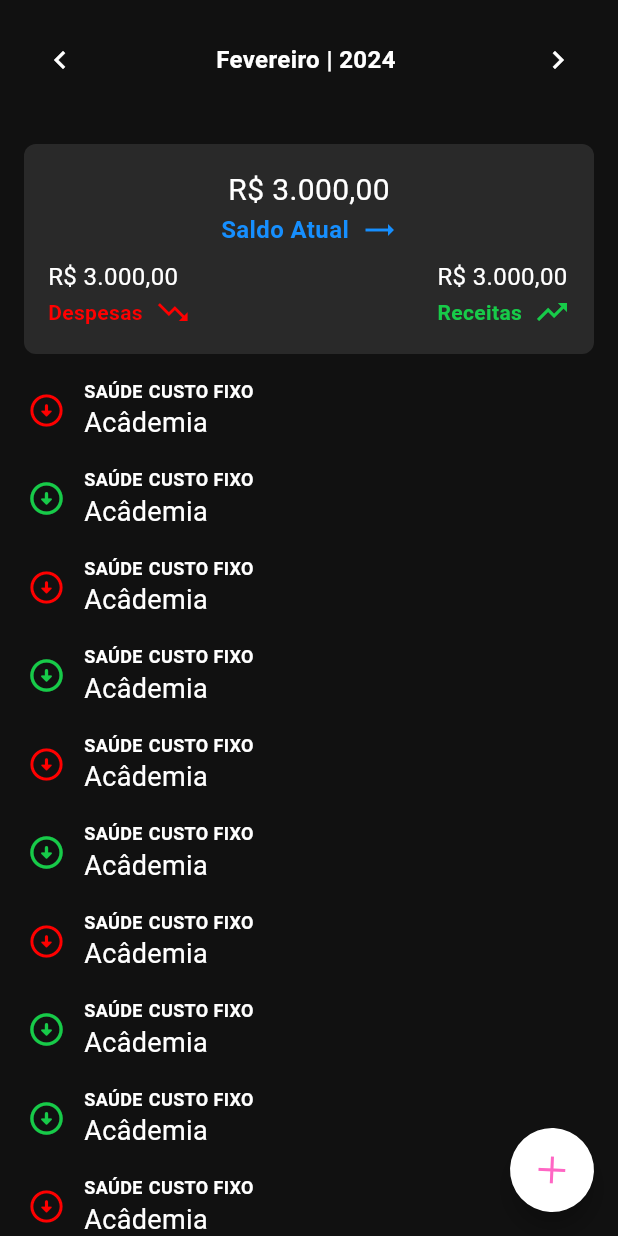
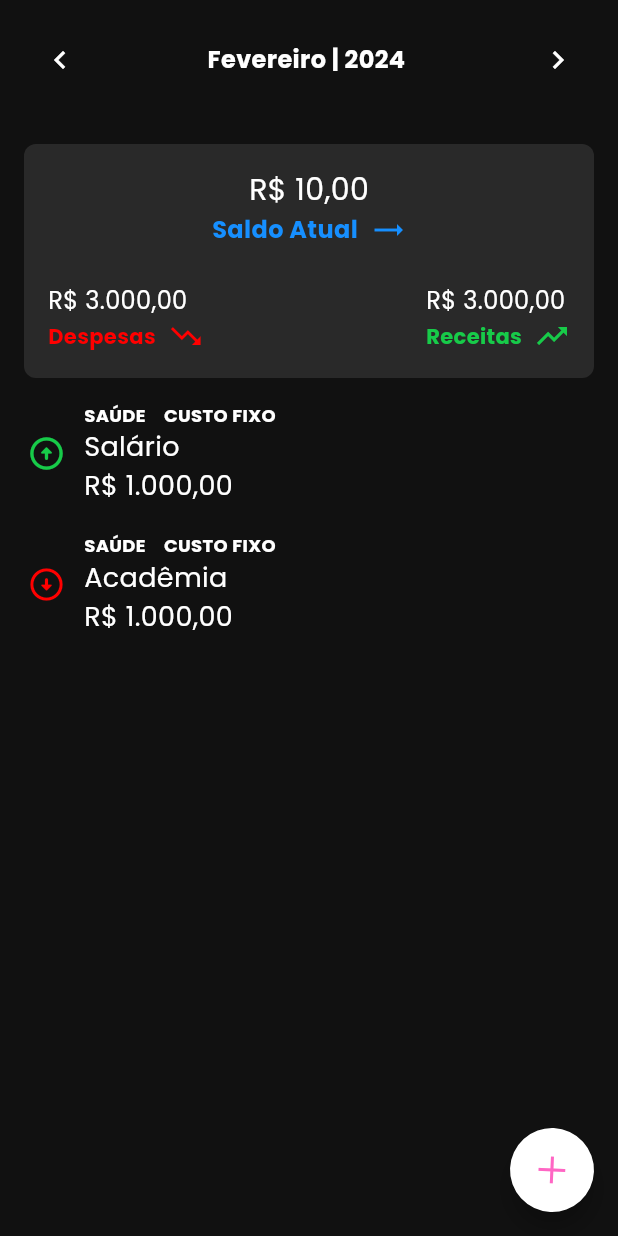
Before and after one commit to youngNyvek/simple-plan, a Flutter app: the screen it shows after launch, on a phone screen of 412 x 824 dp. Run offline on Flutter 3.47's test engine with Material 3 defaults, Android fonts, the phone set to English and light mode, and no system bars; our stand-ins replace google_fonts.

Commit message:
feat: defining entities and cash flow layout improvement

```diff
--- /dev/null
+++ b/lib/db/entities/cash_flow.dart
@@ -0,0 +1,42 @@
+class CashFlow {
+  final int? id;
+  final String description;
+  final double value;
+  final DateTime startDate;
+  final int occurrence;
+  final DateTime? finishDate;
+  final int? parcel;
+  final int? firstParcelId;
+  final String monthlyPlanId;
+
+  const CashFlow({
+    this.id,
+    required this.description,
+    required this.value,
+    required this.startDate,
+    required this.occurrence,
+    this.finishDate,
+    this.parcel,
+    this.firstParcelId,
+    required this.monthlyPlanId,
+  });
+
+  Map<String, Object?> toMap() {
+    return {
+      'id': id,
+      'description': description,
+      'value': value,
+      'startDate': startDate,
+      'occurrence': occurrence,
+      'finishDate': finishDate,
+      'parcel': parcel,
+      'firstParcelId': firstParcelId,
+      'monthlyPlanId': monthlyPlanId,
+    };
+  }
+
+  @override
+  String toString() {
+    return 'CashFlow{id: $id, description: $description, value: $value, startDate: $startDate, occurrence: $occurrence, finishDate: $finishDate, parcel: $parcel, firstParcelId: $firstParcelId, monthlyPlanId: $monthlyPlanId}';
+  }
+}
--- a/lib/main.dart
+++ b/lib/main.dart
@@ -1,4 +1,5 @@
 import 'package:flutter/material.dart';
+import 'package:google_fonts/google_fonts.dart';
 import 'package:simple_plan/screens/home/home.dart';
 import 'package:simple_plan/shared/utils/theme_colors.dart';
 
@@ -14,7 +15,9 @@ class MyApp extends StatelessWidget {
   Widget build(BuildContext context) {
     return MaterialApp(
       title: 'Simple Plan',
-      theme: ThemeData(scaffoldBackgroundColor: ThemeColors.dark),
+      theme: ThemeData(
+          scaffoldBackgroundColor: ThemeColors.dark,
+          textTheme: GoogleFonts.poppinsTextTheme()),
       routes: {
         '/': (context) => const Home(),
         '/addPlan': (context) => const Home()
--- a/lib/screens/home/home.dart
+++ b/lib/screens/home/home.dart
@@ -1,6 +1,8 @@
 import 'package:flutter/material.dart';
+import 'package:simple_plan/db/entities/cash_flow.dart';
 import 'package:simple_plan/screens/home/components/expandable_fab.dart';
 import 'package:simple_plan/shared/enum/months.dart';
+import 'package:simple_plan/shared/enum/occurence_type.dart';
 import 'package:simple_plan/shared/utils/theme_colors.dart';
 import 'package:simple_plan/shared/utils/string_utils.dart';
 
@@ -17,6 +19,31 @@ class _HomeState extends State<Home> {
   late int _selectedMonth;
   late int _selectedYear;
   late String _monthKey;
+
+  final mockCashFlow = [
+    CashFlow(
+      id: 1,
+      description: 'Salário',
+      value: 1000.0,
+      startDate: DateTime.now(),
+      occurrence: 1,
+      finishDate: null,
+      parcel: null,
+      firstParcelId: null,
+      monthlyPlanId: 'monthlyPlanId-123',
+    ),
+    CashFlow(
+      id: 2,
+      description: 'Acadêmia',
+      value: 1000.0,
+      startDate: DateTime.now(),
+      occurrence: 2,
+      finishDate: null,
+      parcel: null,
+      firstParcelId: null,
+      monthlyPlanId: 'monthlyPlanId-123',
+    )
+  ];
 
   _HomeState() {
     _selectedMonth = _now.month;
@@ -112,7 +139,7 @@ class _HomeState extends State<Home> {
     return Padding(
         padding: const EdgeInsets.all(16),
         child: Container(
-            height: 140,
+            height: 156,
             padding: const EdgeInsets.all(16),
             decoration: BoxDecoration(
               borderRadius: BorderRadius.circular(8),
@@ -128,7 +155,7 @@ class _HomeState extends State<Home> {
                       crossAxisAlignment: CrossAxisAlignment.center,
                       children: [
                         Text(
-                          StringUtils.formatCurrency(3000),
+                          StringUtils.formatCurrency(10),
                           style: const TextStyle(
                               color: Colors.white, fontSize: 20),
                         ),
@@ -209,84 +236,41 @@ class _HomeState extends State<Home> {
         child: ListView(
           // This next line does the trick.
           scrollDirection: Axis.vertical,
+          children: mockCashFlow
+              .map((item) => Column(
                     children: [
-            cashFlowCard(ThemeColors.red),
+                      cashFlowCard(item),
                       const SizedBox(
-              height: 16,
+                        height: 18,
                       ),
-            cashFlowCard(ThemeColors.green),
-            const SizedBox(
-              height: 16,
-            ),
-            cashFlowCard(ThemeColors.red),
-            const SizedBox(
-              height: 16,
-            ),
-            cashFlowCard(ThemeColors.green),
-            const SizedBox(
-              height: 16,
-            ),
-            cashFlowCard(ThemeColors.red),
-            const SizedBox(
-              height: 16,
-            ),
-            cashFlowCard(ThemeColors.green),
-            const SizedBox(
-              height: 16,
-            ),
-            cashFlowCard(ThemeColors.red),
-            const SizedBox(
-              height: 16,
-            ),
-            cashFlowCard(ThemeColors.green),
-            const SizedBox(
-              height: 16,
-            ),
-            cashFlowCard(ThemeColors.green),
-            const SizedBox(
-              height: 16,
-            ),
-            cashFlowCard(ThemeColors.red),
-            const SizedBox(
-              height: 16,
-            ),
-            cashFlowCard(ThemeColors.green),
-            const SizedBox(
-              height: 16,
-            ),
-            cashFlowCard(ThemeColors.red),
-            const SizedBox(
-              height: 16,
-            ),
-            cashFlowCard(ThemeColors.green),
-            const SizedBox(
-              height: 16,
-            ),
-            cashFlowCard(ThemeColors.red),
-            const SizedBox(
-              height: 16,
-            ),
-            cashFlowCard(ThemeColors.green)
                     ],
+                  ))
+              .toList(),
         ));
   }
 
-  Widget cashFlowCard(Color iconColor) {
+  Widget cashFlowCard(CashFlow cashFlow) {
     return Container(
       padding: const EdgeInsets.symmetric(horizontal: 18),
       child: Row(children: [
         Icon(
-          Icons.arrow_circle_down_rounded,
+          cashFlow.occurrence == OccurrenceType.expense.id
+              ? Icons.arrow_circle_down_rounded
+              : Icons.arrow_circle_up_rounded,
           size: 26,
-          color: iconColor,
+          color: cashFlow.occurrence == OccurrenceType.expense.id
+              ? ThemeColors.red
+              : ThemeColors.green,
         ),
         const SizedBox(
           width: 12,
         ),
-        const Column(
+        Expanded(
+            flex: 1,
+            child: Column(
               crossAxisAlignment: CrossAxisAlignment.start,
               children: [
-            Row(children: [
+                const Row(children: [
                   Text(
                     "SAÚDE",
                     style: TextStyle(
@@ -295,7 +279,7 @@ class _HomeState extends State<Home> {
                         fontWeight: FontWeight.bold),
                   ),
                   SizedBox(
-                width: 4,
+                    width: 12,
                   ),
                   Text(
                     "CUSTO FIXO",
@@ -305,12 +289,21 @@ class _HomeState extends State<Home> {
                         fontWeight: FontWeight.bold),
                   ),
                 ]),
+                Row(
+                  mainAxisAlignment: MainAxisAlignment.spaceBetween,
+                  children: [
                     Text(
-              "Acâdemia",
-              style: TextStyle(color: Colors.white, fontSize: 18),
+                      cashFlow.description,
+                      style: const TextStyle(color: Colors.white, fontSize: 18),
+                    ),
+                  ],
+                ),
+                Text(
+                  StringUtils.formatCurrency(cashFlow.value),
+                  style: const TextStyle(color: Colors.white, fontSize: 18),
                 )
               ],
-        )
+            ))
       ]),
     );
   }
--- /dev/null
+++ b/lib/shared/enum/occurence_type.dart
@@ -0,0 +1,9 @@
+class OccurrenceType {
+  final String description;
+  final int id;
+
+  const OccurrenceType(this.description, this.id);
+
+  static const revenue = OccurrenceType("Receita", 1);
+  static const expense = OccurrenceType("Despesa", 2);
+}
--- a/pubspec.yaml
+++ b/pubspec.yaml
@@ -15,13 +15,13 @@ dependencies:
     sdk: flutter
 
   cupertino_icons: ^1.0.2
-  google_fonts: ^3.0.1
+  google_fonts: ^6.1.0
   intl:
 dev_dependencies:
   flutter_test:
     sdk: flutter
 
-  flutter_lints: ^2.0.0
+  flutter_lints: ^3.0.1
 
 flutter:
   uses-material-design: true
```
Also changed, not shown: lib/db/entities/associated_category.dart (added, +24 -0 lines), lib/db/entities/category.dart (added, +27 -0 lines), lib/db/entities/monthly_plan.dart (added, +16 -0 lines), lib/db/entities/type_of_occurrence.dart (added, +21 -0 lines), pubspec.lock. Lines whose indentation alone changed are shown as unchanged.
